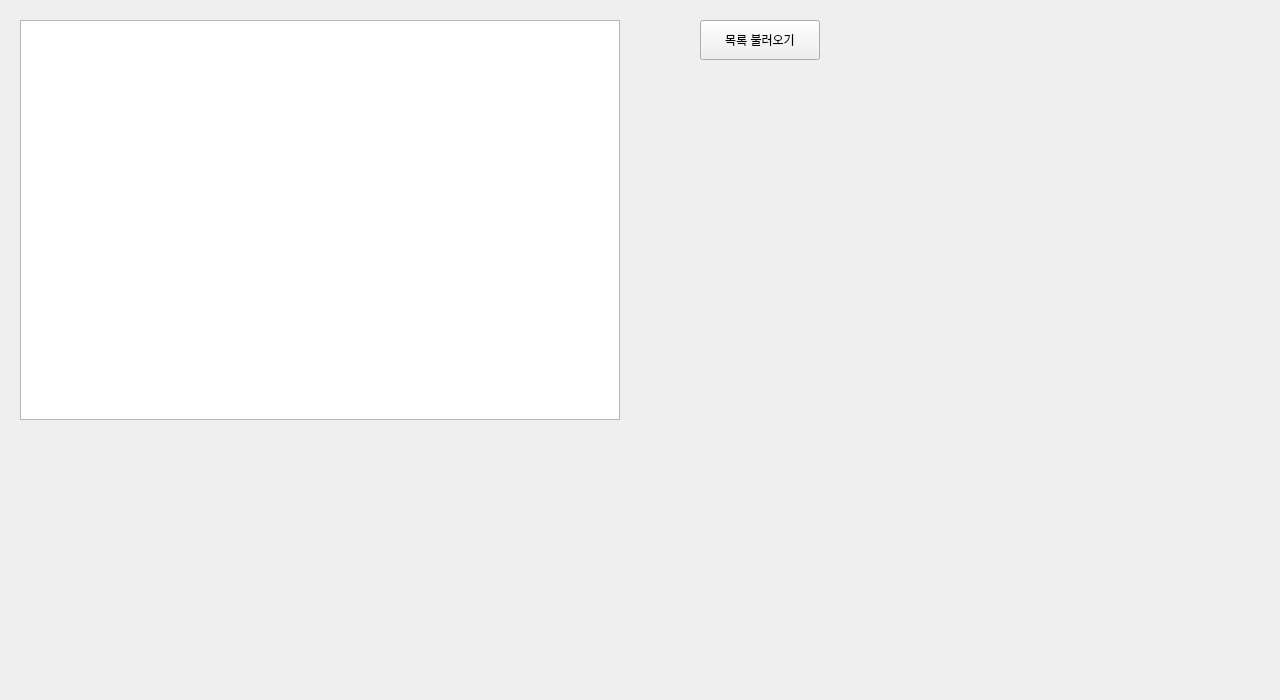
Before: the Qt Designer form src/app/mainwindow.ui in Triple-Trouble-Devs/PacketEye, drawn with Qt 5.
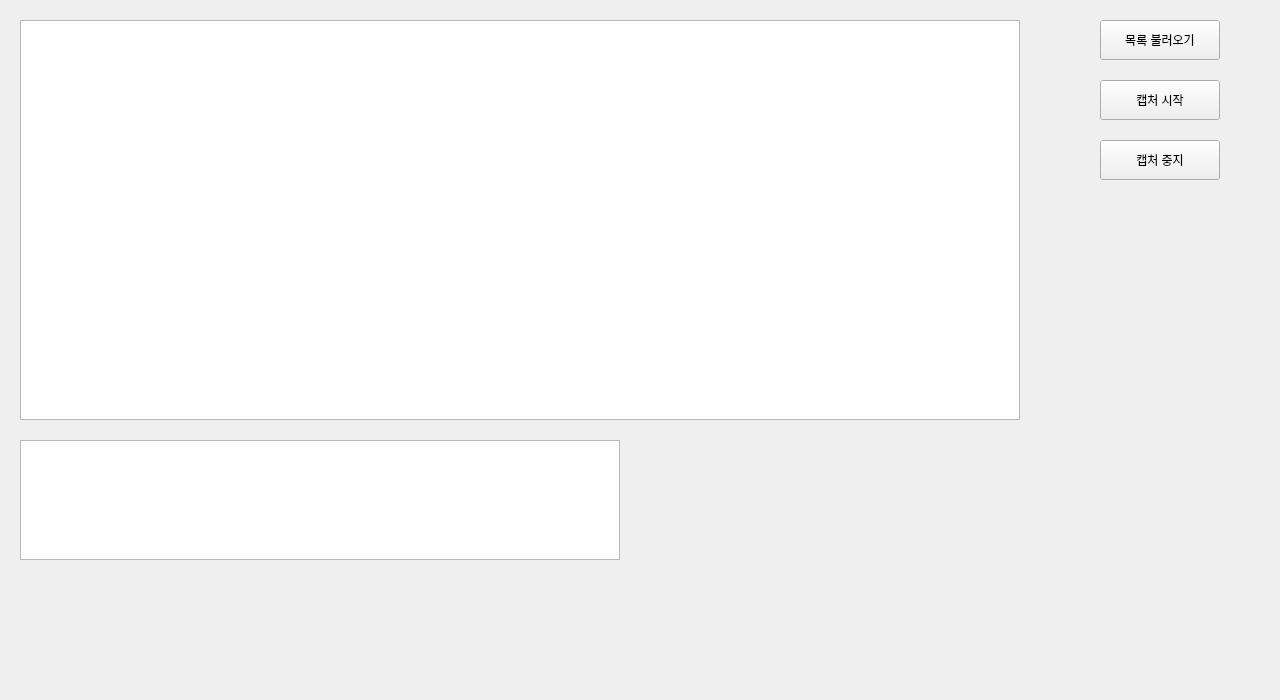
After: the same form once the commit is applied.

Commit message: feat: 패킷 캡처 기능 추가 및 UI 개선

Diff of the .ui file:
```diff
--- a/src/app/mainwindow.ui
+++ b/src/app/mainwindow.ui
@@ -18,7 +18,7 @@
      <rect>
       <x>20</x>
       <y>20</y>
-      <width>600</width>
+      <width>1000</width>
       <height>400</height>
      </rect>
     </property>
@@ -26,10 +26,26 @@
      <string>패킷 목록</string>
     </property>
    </widget>
+   <!-- 네트워크 장치 QListWidget -->
+   <widget class="QListWidget" name="deviceListWidget">
+    <property name="geometry">
+     <rect>
+      <x>20</x>
+      <y>440</y>
+      <width>600</width>
+      <height>120</height>
+     </rect>
+    </property>
+    <property name="toolTip">
+     <string>네트워크 장치 목록</string>
+    </property>
+   </widget>
+   <!-- 목록 불러오기 QPushButton -->
    <widget class="QPushButton" name="captureButton">
     <property name="geometry">
      <rect>
-      <x>700</x>
+      <x>
+      1100</x>
       <y>20</y>
       <width>120</width>
       <height>40</height>
@@ -39,6 +55,36 @@
      <string>목록 불러오기</string>
     </property>
    </widget>
+   <!-- 캡처 시작 QPushButton -->
+   <widget class="QPushButton" name="startCaptureButton">
+    <property name="geometry">
+     <rect>
+      <x>
+      1100</x>
+      <y>80</y>
+      <width>120</width>
+      <height>40</height>
+     </rect>
+    </property>
+    <property name="text">
+     <string>캡처 시작</string>
+    </property>
+   </widget>
+   <!-- 캡처 중지 QPushButton -->
+   <widget class="QPushButton" name="stopCaptureButton">
+    <property name="geometry">
+     <rect>
+      <x>
+      1100</x>
+      <y>140</y>
+      <width>120</width>
+      <height>40</height>
+     </rect>
+    </property>
+    <property name="text">
+     <string>캡처 중지</string>
+    </property>
+   </widget>
   </widget>
  </widget>
  <resources/>
```
Left out of the diff: 1 changed line with no effect on the pictures. The commit also changes 6 other files.
